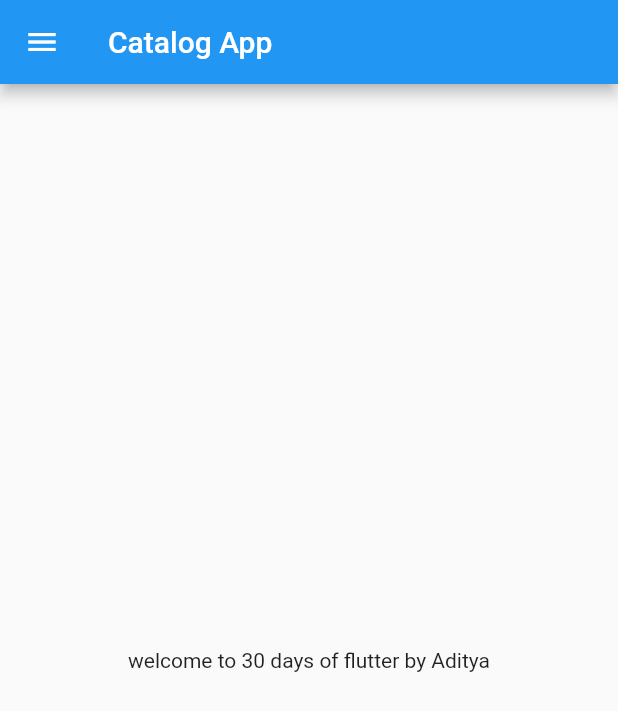
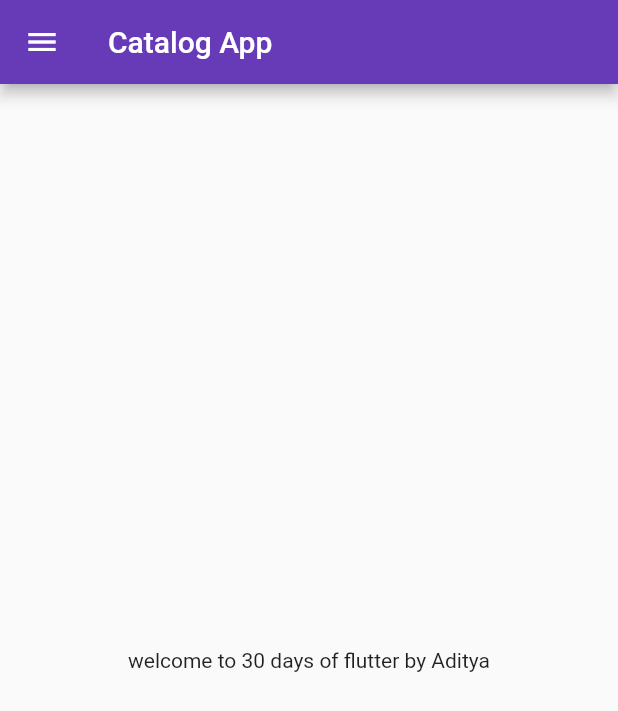
Before and after one commit to aditya4455/30daysofflutter, a Flutter app: the screen it shows after launch, on a phone screen of 412 x 824 dp. Shown: the top 711 px of the screen. Run offline on Flutter 3.47's test engine with Material 2 defaults, Android fonts, the phone set to English and light mode, and no system bars.

Commit message:
day 3 completed

```diff
--- a/lib/main.dart
+++ b/lib/main.dart
@@ -1,5 +1,6 @@
 import "package:flutter/material.dart";
-import 'package:flutter_catalog/home_page.dart';
+import 'package:flutter_catalog/pages/home_page.dart';
+import 'package:flutter_catalog/pages/login_page.dart';
 
 void main() {
   runApp(MyApp());
@@ -11,7 +12,15 @@ class MyApp extends StatelessWidget {
   @override
   Widget build(BuildContext context) {
     return MaterialApp(
-      home: HomePage(),
+      themeMode: ThemeMode.light,
+      theme: ThemeData(primarySwatch: Colors.deepPurple),
+      darkTheme: ThemeData(brightness: Brightness.dark),
+      initialRoute: "/home",
+      routes: {
+        "/": (context) => LoginPage(),
+        "/home": (context) => HomePage(),
+        "/login": (context) => LoginPage()
+      },
     );
   }
 }
```
Also changed, not shown: lib/pages/login_page.dart (added, +21 -0 lines), lib/pages/home_page.dart (renamed from lib/home_page.dart).
